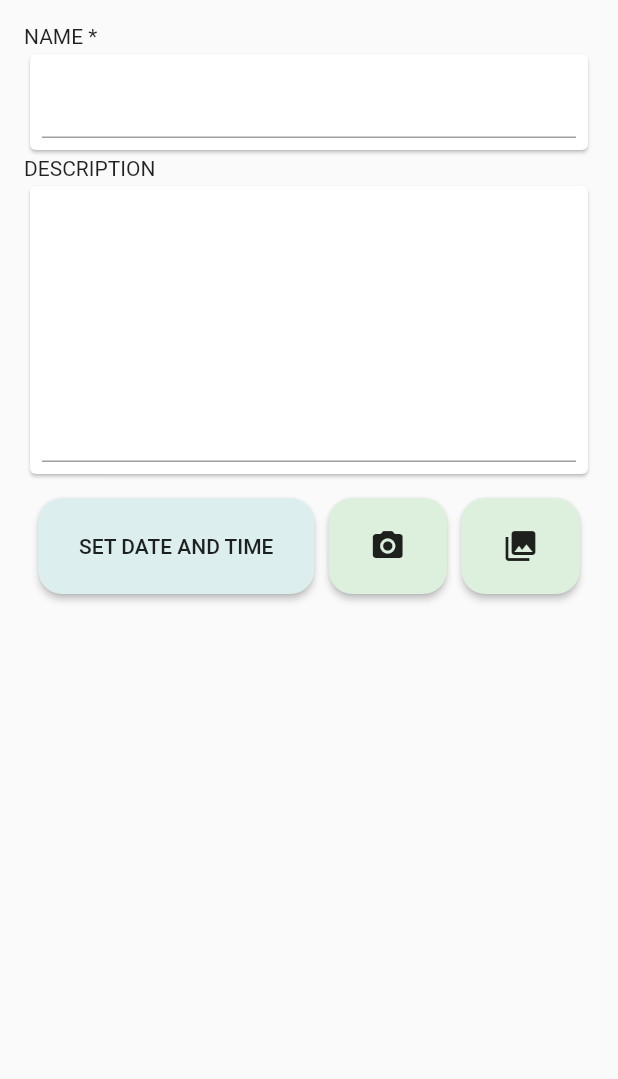
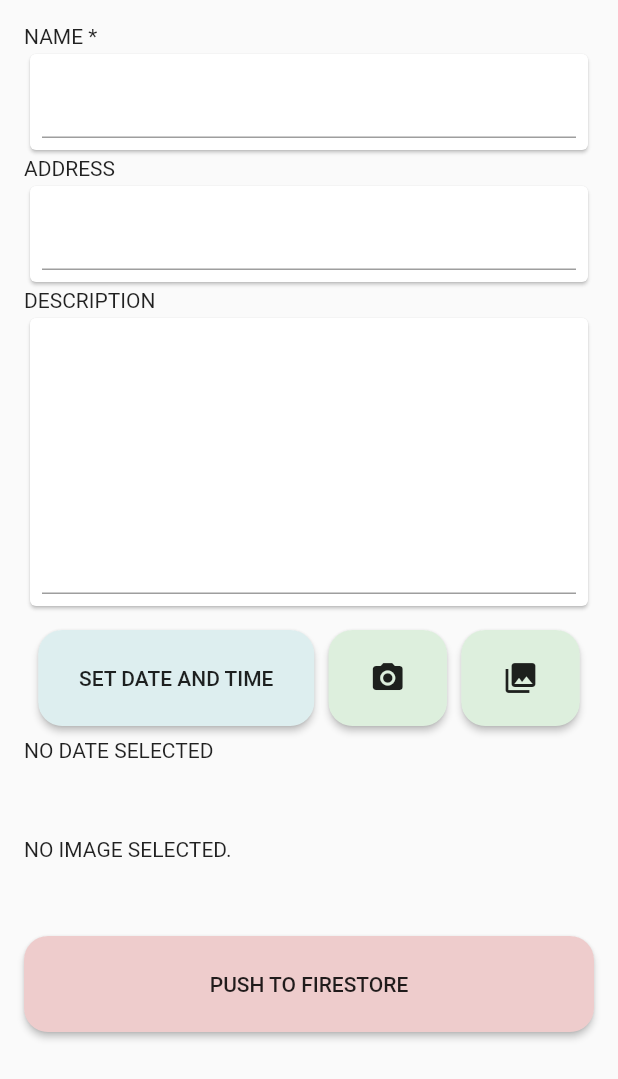
Before and after one commit to samohi-hacking-team/WeClean, a Flutter app: the CreatePage widget shown alone on an empty page, opened directly, on a phone screen of 412 x 824 dp. Shown: the top 1079 px of the screen. Run offline on Flutter 3.47's test engine with Material 2 defaults, Android fonts, the light colour scheme and no system bars; drawn by our look-alikes of flutter_platform_widgets; our stand-ins replace cloud_firestore, firebase_storage, geolocator, image_picker; missing offline and left inert: platform_maps_flutter; accounts and stored records are empty.

Commit message:
Added all UI

```diff
--- a/app/lib/createPage.dart
+++ b/app/lib/createPage.dart
@@ -1,9 +1,14 @@
 import 'dart:async';
 import 'dart:io';
 
+import 'package:cloud_firestore/cloud_firestore.dart';
+import 'package:firebase_storage/firebase_storage.dart';
 import 'package:flutter/material.dart';
 import 'package:flutter_platform_widgets/flutter_platform_widgets.dart';
 import 'package:image_picker/image_picker.dart';
+import 'package:intl/intl.dart';
+
+import 'package:geolocator/geolocator.dart';
 
 class CreatePage extends StatefulWidget {
   @override
@@ -12,19 +17,20 @@ class CreatePage extends StatefulWidget {
 
 class _CreatePageState extends State<CreatePage> {
   TextEditingController name;
+  TextEditingController address;
   TextEditingController description;
 
   File _image;
   ImagePicker _picker;
   final picker = ImagePicker();
 
+  DateTime date;
+
   Future getImage(source) async {
     try {
       final pickedFile = await _picker.getImage(
         source: source,
-        // maxWidth: maxWidth,
-        // maxHeight: maxHeight,
-        // imageQuality: quality,
+        imageQuality: 100,
       );
       setState(() {
         _image = File(pickedFile.path);
@@ -40,6 +46,7 @@ class _CreatePageState extends State<CreatePage> {
   void initState() {
     super.initState();
     name = new TextEditingController();
+    address = new TextEditingController();
     description = new TextEditingController();
     _picker = new ImagePicker();
   }
@@ -58,6 +65,17 @@ class _CreatePageState extends State<CreatePage> {
               padding: const EdgeInsets.all(8.0),
               child: PlatformTextField(
                 controller: name,
+              ),
+            ),
+          ),
+          PlatformText(
+            'Address',
+          ),
+          Card(
+            child: Padding(
+              padding: const EdgeInsets.all(8.0),
+              child: PlatformTextField(
+                controller: address,
               ),
             ),
           ),
@@ -83,7 +101,33 @@ class _CreatePageState extends State<CreatePage> {
                 height: 64,
                 width: MediaQuery.of(context).size.width / 2 - 22,
                 child: RaisedButton(
-                  onPressed: () {},
+                  onPressed: () {
+                    Future<DateTime> _date = showDatePicker(
+                      context: context,
+                      initialDate: DateTime.now(),
+                      firstDate: DateTime(2020),
+                      lastDate: DateTime(2021),
+                    );
+                    _date.then(
+                      (v) {
+                        Future<TimeOfDay> _time = showTimePicker(
+                          context: context,
+                          initialTime: TimeOfDay.now(),
+                        );
+                        _time.then(
+                          (_v) => setState(
+                            () => date = new DateTime(
+                              v.year,
+                              v.month,
+                              v.day,
+                              _v.hour,
+                              _v.minute,
+                            ),
+                          ),
+                        );
+                      },
+                    );
+                  },
                   child: PlatformText(
                     'Set Date and Time',
                   ),
@@ -126,6 +170,58 @@ class _CreatePageState extends State<CreatePage> {
                 ),
               ),
             ],
+          ),
+          SizedBox(
+            height: 8,
+          ),
+          PlatformText(date == null
+              ? 'No Date Selected'
+              : DateFormat('MMMM dd, yyyy').format(date) +
+                  ' at ' +
+                  DateFormat('hh:mm').format(date)),
+          SizedBox(
+            height: 50,
+          ),
+          _image == null
+              ? PlatformText(
+                  'No image selected.',
+                )
+              : Image.file(_image),
+          SizedBox(
+            height: 50,
+          ),
+          SizedBox(
+            height: 64,
+            child: RaisedButton(
+              onPressed: () async {
+                Position position = await Geolocator()
+                    .getCurrentPosition(desiredAccuracy: LocationAccuracy.high);
+
+                await Firestore.instance.collection('cleanups').add(
+                  {
+                    'name': name.text,
+                    'address':address.text,
+                    'description': description.text,
+                    'datetime': date,
+                    // 'location': position,
+                    'imagePath':'graffiti/${_image.path}',
+                  },
+                );
+
+                StorageReference storageReference = FirebaseStorage.instance
+                    .ref()
+                    .child('graffiti/${_image.path}');
+                StorageUploadTask uploadTask = storageReference.putFile(_image);
+                await uploadTask.onComplete;
+              },
+              child: PlatformText(
+                'Push to Firestore',
+              ),
+              color: Color(0xffeecccc),
+              shape: RoundedRectangleBorder(
+                borderRadius: BorderRadius.circular(16),
+              ),
+            ),
           )
         ],
       ),
--- a/app/pubspec.yaml
+++ b/app/pubspec.yaml
@@ -18,6 +18,8 @@ dependencies:
   platform_maps_flutter: ^0.1.7
   firebase_storage: ^3.1.6
   image_picker: ^0.6.7+1
+  intl: ^0.16.1
+  geolocator: ^5.3.2+2
 
 
 dev_dependencies:
```
Also changed, not shown: app/pubspec.lock, 1 other file.
